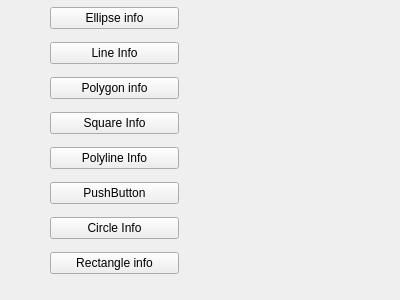
Alex-the-666/2DGraphicsModular, file 2DGraphicsModeler/shapeinfo.ui: the form before one commit.
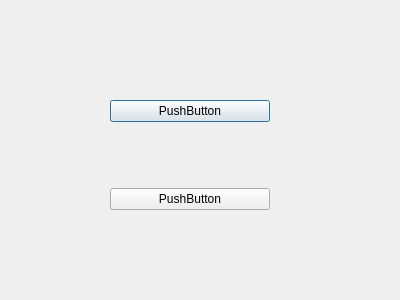
The form after the commit.

Commit message: Updates to show Info UI

The edit to the form file:
```diff
--- a/2DGraphicsModeler/shapeinfo.ui
+++ b/2DGraphicsModeler/shapeinfo.ui
@@ -1,7 +1,7 @@
 <?xml version="1.0" encoding="UTF-8"?>
 <ui version="4.0">
  <class>ShapeInfo</class>
- <widget class="QWidget" name="ShapeInfo">
+ <widget class="QDialog" name="Dialog">
   <property name="geometry">
    <rect>
     <x>0</x>
@@ -16,51 +16,16 @@
   <widget class="QWidget" name="verticalLayoutWidget">
    <property name="geometry">
     <rect>
-     <x>50</x>
-     <y>0</y>
-     <width>129</width>
-     <height>281</height>
+     <x>110</x>
+     <y>40</y>
+     <width>160</width>
+     <height>231</height>
     </rect>
    </property>
    <layout class="QVBoxLayout" name="verticalLayout_3">
     <item>
      <widget class="QPushButton" name="pushButton_19">
       <property name="text">
-       <string>Ellipse info</string>
-      </property>
-     </widget>
-    </item>
-    <item>
-     <widget class="QPushButton" name="pushButton_20">
-      <property name="text">
-       <string>Line Info</string>
-      </property>
-     </widget>
-    </item>
-    <item>
-     <widget class="QPushButton" name="pushButton_25">
-      <property name="text">
-       <string>Polygon info</string>
-      </property>
-     </widget>
-    </item>
-    <item>
-     <widget class="QPushButton" name="pushButton_21">
-      <property name="text">
-       <string>Square Info</string>
-      </property>
-     </widget>
-    </item>
-    <item>
-     <widget class="QPushButton" name="pushButton_22">
-      <property name="text">
-       <string>Polyline Info</string>
-      </property>
-     </widget>
-    </item>
-    <item>
-     <widget class="QPushButton" name="pushButton_26">
-      <property name="text">
        <string>PushButton</string>
       </property>
      </widget>
@@ -68,14 +33,7 @@
     <item>
      <widget class="QPushButton" name="pushButton_27">
       <property name="text">
-       <string>Circle Info</string>
-      </property>
-     </widget>
-    </item>
-    <item>
-     <widget class="QPushButton" name="pushButton_28">
-      <property name="text">
-       <string>Rectangle info</string>
+       <string>PushButton</string>
       </property>
      </widget>
     </item>
```
Left out of the diff: 6 changed lines with no effect on the pictures. The commit also changes 6 other files.
